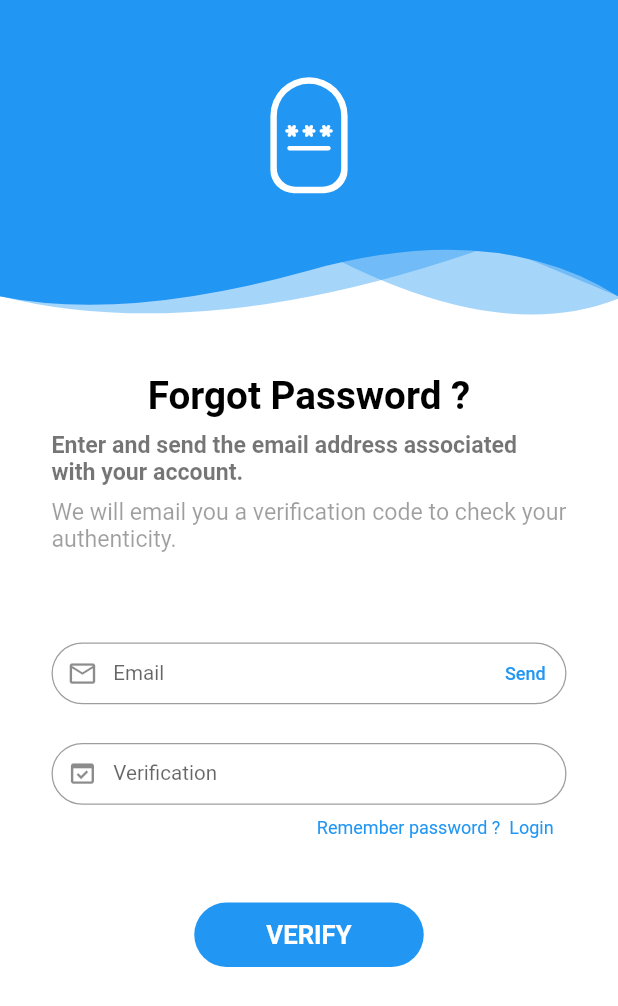
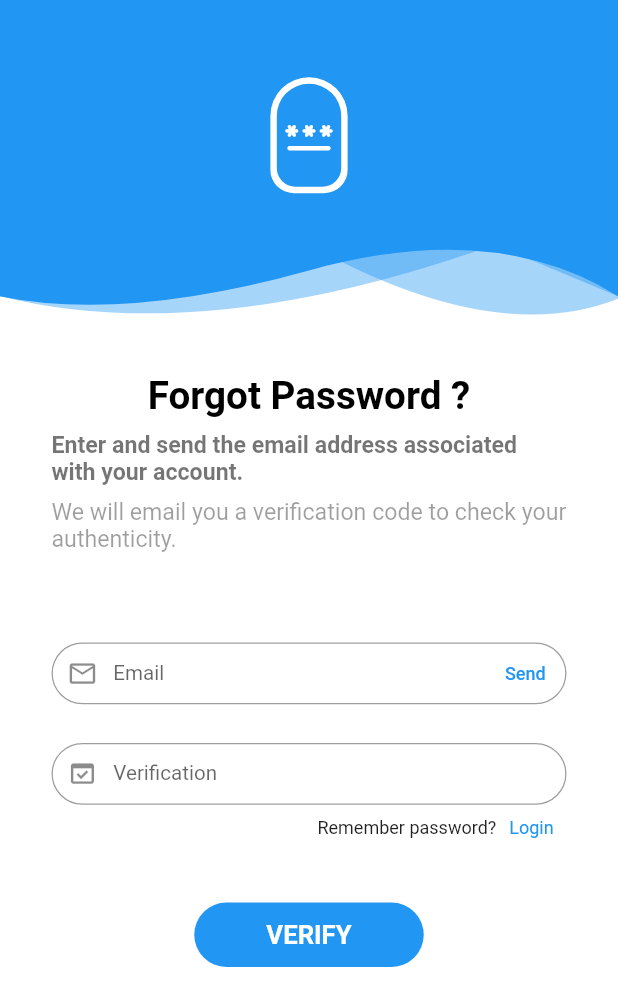
Before and after one commit to Formula-1-One/Formula1-Hostel-Booking-Frontend, a Flutter app: the ForgotPasswordPage screen opened directly, on a phone screen of 412 x 824 dp. Shown: the top 1006 px of the screen. Run offline on Flutter 3.47's test engine with Material 2 defaults, Android fonts, the phone set to English and light mode, and no system bars; our stand-ins replace animated_text_kit, carousel_pro, flip_card, google_fonts, hexcolor, like_button and 3 more; missing offline and left inert: email_auth.

Commit message:
forgot password change

```diff
--- a/lib/pages_login/login_components/forgot_password_page.dart
+++ b/lib/pages_login/login_components/forgot_password_page.dart
@@ -166,13 +166,20 @@ class _ForgotPasswordPageState extends State<ForgotPasswordPage> {
                         Container(
                           margin: const EdgeInsets.fromLTRB(10,0,10,20),
                           alignment: Alignment.topRight,
-                          child: GestureDetector(
-                            onTap: () {
-                              Navigator.push( context, MaterialPageRoute( builder: (context) => const LoginPage()), );
-                            },
-                            child: const Text( "Remember password ?  Login",
-                              style: TextStyle( color: Colors.blue, ),
-                            ),
+                          child: Row(
+                            mainAxisAlignment: MainAxisAlignment.end,
+                            children: [
+                              Text('Remember password?'),
+                              SizedBox(width: 10,),
+                              GestureDetector(
+                                onTap: () {
+                                  Navigator.push( context, MaterialPageRoute( builder: (context) => const LoginPage()), );
+                                },
+                                child: const Text( "Login",
+                                  style: TextStyle( color: Colors.blue, ),
+                                ),
+                              ),
+                            ],
                           ),
                         ),
                       ],
```
Also changed, not shown: 6 other files.
